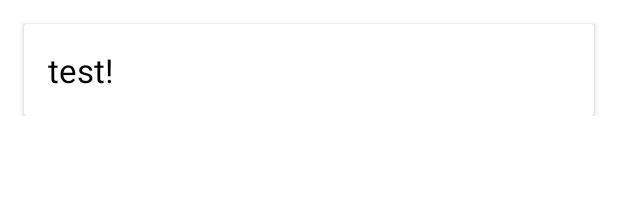
After one commit to IlmHe/ParliamenttiProjekti, an Android app: the layout card_party.xml on its own in the app's theme, with its tools: preview values and no code run, on a phone screen of 412 x 824 dp. The commit adds this screen. Shown: the top 213 px of the screen. Run offline under Robolectric (Android 15) with nearby library versions, the phone set to English and light mode, and no system bars.

Commit message:
working partyview, next is memberlist

```diff
--- a/app/build.gradle
+++ b/app/build.gradle
@@ -59,4 +59,9 @@ dependencies {
     implementation "androidx.room:room-runtime:$roomVersion"
     kapt "androidx.room:room-compiler:$roomVersion"
 
+    implementation("androidx.cardview:cardview:1.0.0")
+    implementation("androidx.recyclerview:recyclerview:1.2.1")
+    implementation("androidx.recyclerview:recyclerview-selection:1.1.0")
+
+
 }
--- a/app/src/main/AndroidManifest.xml
+++ b/app/src/main/AndroidManifest.xml
@@ -19,6 +19,7 @@
                 <category android:name="android.intent.category.LAUNCHER" />
             </intent-filter>
         </activity>
+
     </application>
 
 
--- a/app/src/main/java/fi/ilmarheinonen/parliamenttiprojekti/RoomDB/MembersDao.kt
+++ b/app/src/main/java/fi/ilmarheinonen/parliamenttiprojekti/RoomDB/MembersDao.kt
@@ -14,6 +14,9 @@ interface MembersDao {
     @Query("SELECT party FROM MemberOfParliament")
     fun getParties(): List<String>
 
+    @Query("SELECT first, last FROM MemberOfParliament")
+    fun getFullName(): List<Pair<String, String>>
+
     @Insert
     fun insertMember(MemberOfParliament: MutableList<MemberOfParliament>)
 }
--- /dev/null
+++ b/app/src/main/res/layout/card_party.xml
@@ -0,0 +1,28 @@
+<?xml version="1.0" encoding="utf-8"?>
+<androidx.constraintlayout.widget.ConstraintLayout xmlns:android="http://schemas.android.com/apk/res/android"
+    xmlns:app="http://schemas.android.com/apk/res-auto"
+    android:layout_width="match_parent"
+    android:layout_height="wrap_content">
+
+    <androidx.cardview.widget.CardView
+        android:layout_width="0dp"
+        android:layout_height="wrap_content"
+        android:layout_margin="16dp"
+        android:padding="16dp"
+        app:layout_constraintEnd_toEndOf="parent"
+        app:layout_constraintStart_toStartOf="parent"
+        app:layout_constraintTop_toTopOf="parent">
+
+        <TextView
+            android:id="@+id/partiesId"
+            android:layout_width="wrap_content"
+            android:layout_height="wrap_content"
+            android:padding="16dp"
+            android:text="test!"
+            android:textColor="@color/black"
+            android:textSize="22sp" />
+
+
+    </androidx.cardview.widget.CardView>
+
+</androidx.constraintlayout.widget.ConstraintLayout>
```
Also changed, not shown: app/src/main/java/fi/ilmarheinonen/parliamenttiprojekti/MainActivity.kt (+10 -5 lines), app/src/main/java/fi/ilmarheinonen/parliamenttiprojekti/fragments/MembersListFragment.kt (+24 -5 lines), app/src/main/java/fi/ilmarheinonen/parliamenttiprojekti/fragments/PartyFragment.kt (+18 -1 lines), app/src/main/res/layout/fragment_members_list.xml (+10 -19 lines).
